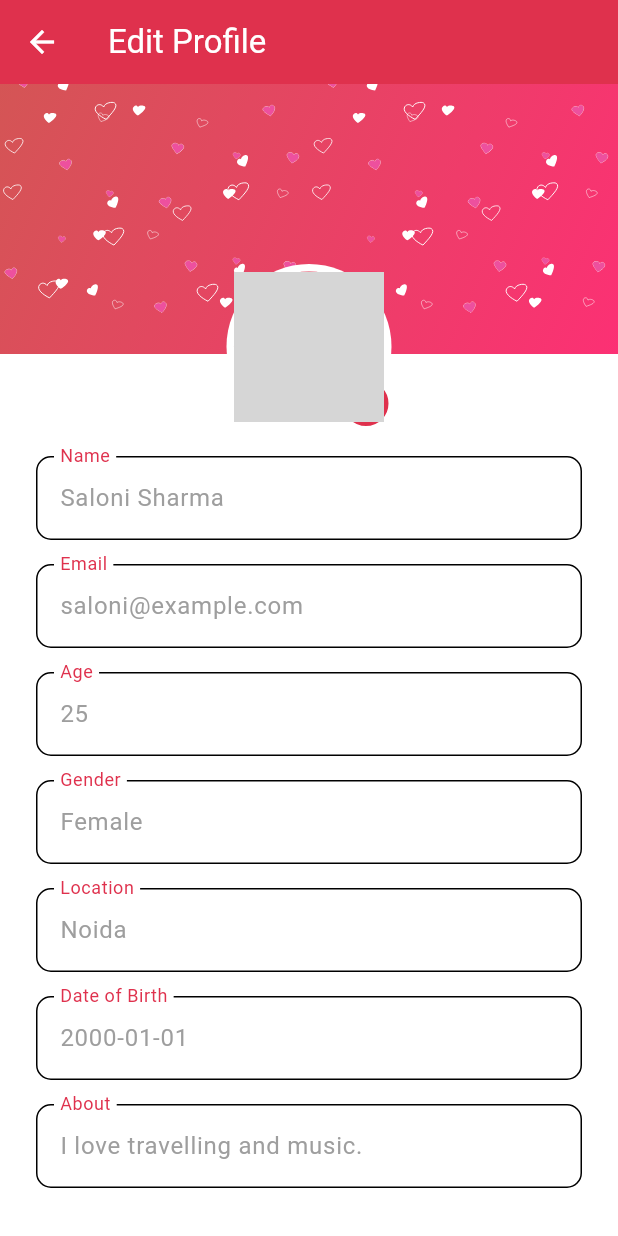
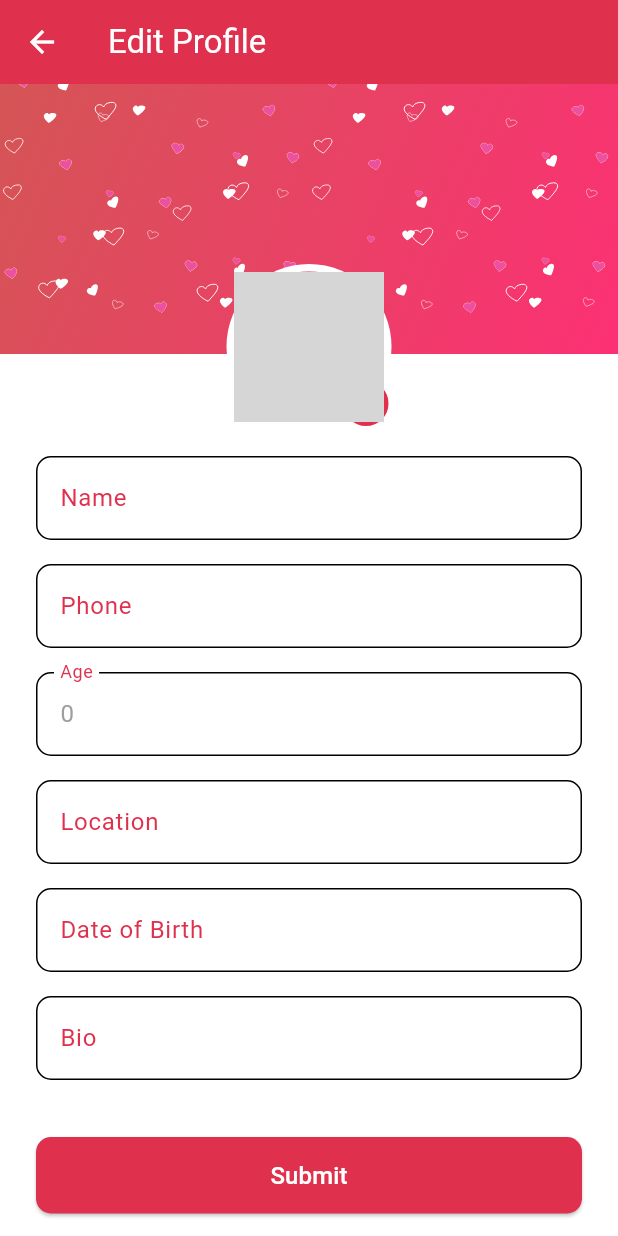
Before and after one commit to anjali817161/Shyeyes-Dating-App, a Flutter app: the EditProfilePage screen opened directly, on a phone screen of 412 x 824 dp. Run offline on Flutter 3.47's test engine with Material 3 defaults, Android fonts, the phone set to English and light mode, and no system bars; our stand-ins replace get, image_picker, just_audio, lottie, share_plus, shared_preferences; missing offline and left inert: flutter_carousel_slider; accounts and stored records are empty; network calls fail; project files that could hold a hidden picture were left out; grey boxes are pictures that could not be loaded.

Commit message:
Edit Profile

```diff
--- a/lib/main.dart
+++ b/lib/main.dart
@@ -1,10 +1,12 @@
 import 'package:flutter/material.dart';
 import 'package:get/get.dart';
+import 'package:shyeyes/modules/profile/controller/profile_controller.dart';
 import 'package:shyeyes/modules/splash/splash_screen.dart';
 import 'package:shyeyes/modules/home/controller/notificationController.dart';
 import 'package:shyeyes/modules/widgets/music_controller.dart';
 
 void main() {
+  Get.put(ProfileController());
   Get.put(NotificationController());
   // Get.put(MusicController());
   runApp(const MyApp());
--- a/lib/modules/edit_profile/edit_profile.dart
+++ b/lib/modules/edit_profile/edit_profile.dart
@@ -1,7 +1,10 @@
 import 'dart:io';
 import 'package:flutter/material.dart';
+import 'package:get/get.dart';
 import 'package:image_picker/image_picker.dart';
 import 'package:lottie/lottie.dart';
+import 'package:shyeyes/modules/profile/controller/profile_controller.dart';
+import 'package:shyeyes/modules/tabView/view/likes_tab.dart';
 
 class EditProfilePage extends StatefulWidget {
   const EditProfilePage({super.key});
@@ -12,21 +15,37 @@ class EditProfilePage extends StatefulWidget {
 
 class _EditProfilePageState extends State<EditProfilePage> {
   File? _imageFile;
+  @override
+void initState() {
+  super.initState();
+  final ProfileController controller = Get.find<ProfileController>();
+  final user = controller.profile.value?.data;
+
+  if (user != null) {
+    nameController.text = user.fullName ?? "";
+    phoneController.text = user.phone ?? "";
+    ageController.text = user.age?.toString() ?? "";
+    genderController.text = user.gender ?? "";
+    locationController.text = user.location ?? "";
+    dobController.text = user.dob ?? "";
+    aboutController.text = user.about ?? "";
+  }
+}
 
   final TextEditingController nameController =
-      TextEditingController(text: "Saloni Sharma");
-  final TextEditingController emailController =
-      TextEditingController(text: "saloni@example.com");
+      TextEditingController();
+  final TextEditingController phoneController =
+      TextEditingController();
   final TextEditingController ageController =
-      TextEditingController(text: "25");
+      TextEditingController();
   final TextEditingController genderController =
-      TextEditingController(text: "Female");
+      TextEditingController();
   final TextEditingController locationController =
-      TextEditingController(text: "Noida");
+      TextEditingController();
   final TextEditingController dobController =
-      TextEditingController(text: "2000-01-01");
+      TextEditingController();
   final TextEditingController aboutController =
-      TextEditingController(text: "I love travelling and music.");
+      TextEditingController();
 
   Future<void> _pickImage() async {
     try {
@@ -67,6 +86,9 @@ class _EditProfilePageState extends State<EditProfilePage> {
   }
 
   Widget _buildProfileImage() {
+    final ProfileController controller = Get.find<ProfileController>();
+    final user = controller.profile.value?.data;
+
     return GestureDetector(
       onTap: _pickImage, // Tap avatar to change image
       child: Stack(
@@ -77,11 +99,9 @@ class _EditProfilePageState extends State<EditProfilePage> {
             backgroundColor: Colors.white,
             child: CircleAvatar(
               radius: 50,
-              backgroundImage: _imageFile != null
-                  ? FileImage(_imageFile!)
-                  : const NetworkImage(
-                      'https://images.unsplash.com/photo-1494790108377-be9c29b29330',
-                    ) as ImageProvider,
+              backgroundImage: (user?.imageUrl != null && user!.imageUrl!.isNotEmpty)
+                        ? NetworkImage(user.imageUrl!)
+                        : const NetworkImage("https://via.placeholder.com/150"),
             ),
           ),
           Positioned(
@@ -171,18 +191,31 @@ class _EditProfilePageState extends State<EditProfilePage> {
               child: Column(
                 children: [
                   _buildEditableField("Name", nameController),
-                  _buildEditableField("Email", emailController),
+                  _buildEditableField("Phone", phoneController),
                   _buildEditableField("Age", ageController),
-                  _buildEditableField("Gender", genderController),
+                  // _buildEditableField("Gender", genderController),
                   _buildEditableField("Location", locationController),
                   _buildEditableField("Date of Birth", dobController),
-                  _buildEditableField("About", aboutController),
+                  _buildEditableField("Bio", aboutController),
                   const SizedBox(height: 30),
                   SizedBox(
                     width: double.infinity,
                     child: ElevatedButton(
-                      onPressed: () {
-                        Navigator.pop(context);
+  onPressed: () async {
+    final ProfileController controller = Get.find<ProfileController>();
+
+    await controller.updateProfile(
+      fullName: nameController.text.trim(),
+      phone: phoneController.text.trim(),
+      age: ageController.text.trim(),
+      dob: dobController.text.trim(),
+      gender: genderController.text.trim(),
+      location: locationController.text.trim(),
+      about: aboutController.text.trim(),
+      img: _imageFile, // if user picked an image
+    );
+
+    Navigator.pop(context); // ✅ only pop after updating
   },
   style: ElevatedButton.styleFrom(
     backgroundColor: theme.colorScheme.primary,
--- a/lib/modules/profile/view/profile_view.dart
+++ b/lib/modules/profile/view/profile_view.dart
@@ -145,7 +145,7 @@ class _UserProfilePageState extends State<UserProfilePage> {
                 _divider(),
                 _buildDetail("Date of Birth", dob),
                 _divider(),
-                _buildDetail("About", about),
+                _buildDetail("Bio", about),
                 _divider(),
               ],
             ),
--- a/lib/modules/widgets/api_endpoints.dart
+++ b/lib/modules/widgets/api_endpoints.dart
@@ -9,5 +9,6 @@ class ApiEndpoints {
   static const String profile = "profile";
   static const String report = "report";
   static const String logout = "logout";
+  static const String updateProfile = "profile/update";
 
 }
```
Also changed, not shown: lib/modules/dashboard/view/dashboard_view.dart (+8 -3 lines), lib/modules/dashboard/view/drawer/custom_drawer.dart (+29 -16 lines), lib/modules/profile/controller/profile_controller.dart (+50 -0 lines), lib/modules/widgets/auth_repository.dart (+88 -45 lines), pubspec.lock. Lines whose indentation alone changed are shown as unchanged.
